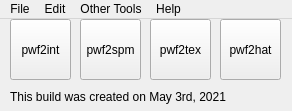
First picture: the form in QtGUI/pwf2main.ui, repository pahaze/pwf2tools-cpp, before the edit.
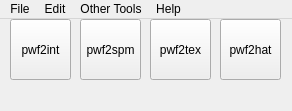
Second picture: the form after the edit. Icons and pictures are not drawn.

Commit message: Fix hardcoded build dates. Will be useful, lol.

What changed in the file:
```diff
--- a/QtGUI/pwf2main.ui
+++ b/QtGUI/pwf2main.ui
@@ -112,7 +112,7 @@
      </font>
     </property>
     <property name="text">
-     <string>This build was created on May 3rd, 2021</string>
+     <string/>
     </property>
    </widget>
   </widget>
```
The commit also changes 2 other files.
